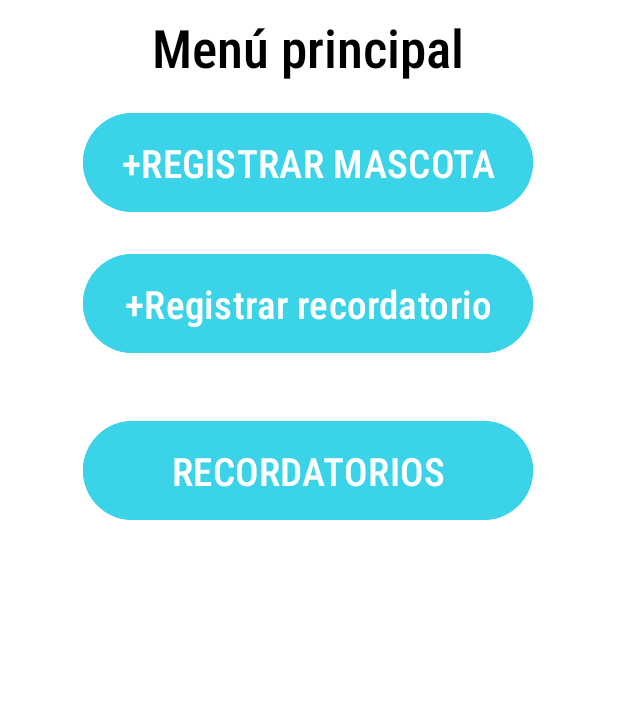
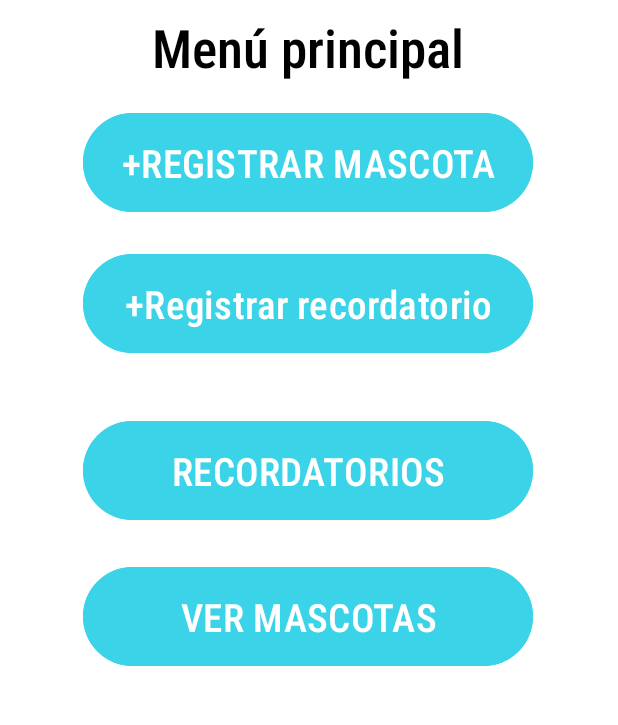
Before and after one commit to FacuVillalba44/PetTrack, an Android app: the Home_Activity screen opened directly, with no data from a screen before it, on a phone screen of 412 x 824 dp, the part 510-1235 px from its top. Run offline under Robolectric (Android 15) with nearby library versions, the phone set to English and light mode, and no system bars.

Commit message:
agregando cosas

```diff
--- a/PetTrack/app/src/main/AndroidManifest.xml
+++ b/PetTrack/app/src/main/AndroidManifest.xml
@@ -18,6 +18,8 @@
         <activity
             android:name=".PerfilMascotaActivity"
             android:exported="false" />
+        <activity android:name=".TusMascotasActivity"
+            android:exported="false"/>
         <activity
             android:name=".RegistrarDesparasitacionActivity"
             android:exported="false" />
--- a/PetTrack/app/src/main/java/com/devfacu/pettrack/Home_Activity.java
+++ b/PetTrack/app/src/main/java/com/devfacu/pettrack/Home_Activity.java
@@ -15,8 +15,9 @@ import androidx.activity.OnBackPressedDispatcher;
 import androidx.appcompat.app.AppCompatActivity;
 
 public class Home_Activity extends AppCompatActivity {
-    Button registrarRecord,agregarMascota_H,recordatorios_H;
+    Button registrarRecord,agregarMascota_H,recordatorios_H, verMascotas;
     ImageButton CerrarSesion;
+    private int id_usuario;
 
     @SuppressLint("MissingInflatedId")
     @Override
@@ -26,9 +27,10 @@ public class Home_Activity extends AppCompatActivity {
         CerrarSesion = findViewById(R.id.imgBtnCerrarSesion);
         agregarMascota_H = findViewById(R.id.btnRegistrarMascota_H);
         registrarRecord = findViewById(R.id.btnN_R_H);
+        verMascotas= findViewById(R.id.btnVerMascotas);
 
         Intent intent = getIntent();
-        int id_usuario = intent.getIntExtra("id_ususario", -1);
+        id_usuario = intent.getIntExtra("id_ususario", -1);
         Log.d("Home", "UsuarioId obtenido: " + id_usuario);
 
     //______btn para cerrar sesion
@@ -78,6 +80,14 @@ public class Home_Activity extends AppCompatActivity {
                 startActivity(nuevoRecordatorio);
         }
     });
+        verMascotas.setOnClickListener(new View.OnClickListener() {
+            @Override
+            public void onClick(View v) {
+                Intent verMascotasIntent = new Intent(Home_Activity.this, TusMascotasActivity.class);
+                verMascotasIntent.putExtra("id_usuario", id_usuario);
+                startActivity(verMascotasIntent);
+            }
+        });
 
 
 
--- a/PetTrack/app/src/main/java/com/devfacu/pettrack/RegistrarMascotaActivity.java
+++ b/PetTrack/app/src/main/java/com/devfacu/pettrack/RegistrarMascotaActivity.java
@@ -174,7 +174,7 @@ public class RegistrarMascotaActivity extends AppCompatActivity {
 
                         if (id_mascota > 0) {
                             Toast.makeText(getApplicationContext(), "Datos guardados", Toast.LENGTH_LONG).show();
-                            Intent retornar = new Intent(RegistrarMascotaActivity.this, perfilesMascotasActivity.class);
+                            Intent retornar = new Intent(RegistrarMascotaActivity.this, TusMascotasActivity.class);
                             startActivity(retornar);
                         }else{
                             Toast.makeText(getApplicationContext(), "Fallo al guardar datos", Toast.LENGTH_LONG).show();
--- a/PetTrack/app/src/main/java/com/devfacu/pettrack/perfilesMascotasActivity.java
+++ b/PetTrack/app/src/main/java/com/devfacu/pettrack/perfilesMascotasActivity.java
@@ -18,7 +18,7 @@ public class perfilesMascotasActivity extends AppCompatActivity {
     protected void onCreate(Bundle savedInstanceState) {
         super.onCreate(savedInstanceState);
         EdgeToEdge.enable(this);
-        setContentView(R.layout.activity_perfiles_mascotas);
+        setContentView(R.layout.activity_tus_mascotas);
         ViewCompat.setOnApplyWindowInsetsListener(findViewById(R.id.main), (v, insets) -> {
             Insets systemBars = insets.getInsets(WindowInsetsCompat.Type.systemBars());
             v.setPadding(systemBars.left, systemBars.top, systemBars.right, systemBars.bottom);
@@ -26,5 +26,8 @@ public class perfilesMascotasActivity extends AppCompatActivity {
         });
 
 
+
+
+
     }
 }
--- a/PetTrack/app/src/main/res/layout/activity_home.xml
+++ b/PetTrack/app/src/main/res/layout/activity_home.xml
@@ -1,4 +1,11 @@
 <?xml version="1.0" encoding="utf-8"?>
+<ScrollView
+    xmlns:android="http://schemas.android.com/apk/res/android"
+    xmlns:app="http://schemas.android.com/apk/res-auto"
+    xmlns:tools="http://schemas.android.com/tools"
+    android:layout_width="match_parent"
+    android:layout_height="match_parent"
+    android:fillViewport="true">
 <androidx.constraintlayout.widget.ConstraintLayout xmlns:android="http://schemas.android.com/apk/res/android"
     xmlns:app="http://schemas.android.com/apk/res-auto"
     xmlns:tools="http://schemas.android.com/tools"
@@ -107,4 +114,25 @@
         app:layout_constraintTop_toBottomOf="@+id/btnN_R_H"
         app:layout_constraintVertical_bias="0.081" />
 
+    <Button
+        android:id="@+id/btnVerMascotas"
+        android:layout_width="300dp"
+        android:layout_height="wrap_content"
+        android:layout_marginTop="20dp"
+        android:backgroundTint="@color/color_btn_1"
+        android:fontFamily="sans-serif-condensed-light"
+        android:paddingTop="15dp"
+        android:paddingBottom="15dp"
+        android:text="@string/btn_ver_mascotas"
+        android:textColor="@color/white"
+        android:textSize="26sp"
+        android:textStyle="bold"
+        app:layout_constraintBottom_toBottomOf="parent"
+        app:layout_constraintEnd_toEndOf="parent"
+        app:layout_constraintHorizontal_bias="0.495"
+        app:layout_constraintStart_toStartOf="parent"
+        app:layout_constraintTop_toBottomOf="@+id/btnRecordatorios_H"
+        app:layout_constraintVertical_bias="0.081" />
+
 </androidx.constraintlayout.widget.ConstraintLayout>
+</ScrollView>
```
Also changed, not shown: PetTrack/app/build.gradle (+8 -0 lines), PetTrack/app/src/main/java/com/devfacu/pettrack/TusMascotasActivity.java (+53 -0 lines), PetTrack/app/src/main/java/com/devfacu/pettrack/adaptadores/ListaMascotasAdapter.java (+3 -7 lines), PetTrack/app/src/main/java/com/devfacu/pettrack/adaptadores/ListaVacunasAdapter.java (deleted, +0 -167 lines), PetTrack/app/src/main/res/drawable/error.jpeg (added), PetTrack/app/src/main/res/drawable/placeholder.jpeg (added).
